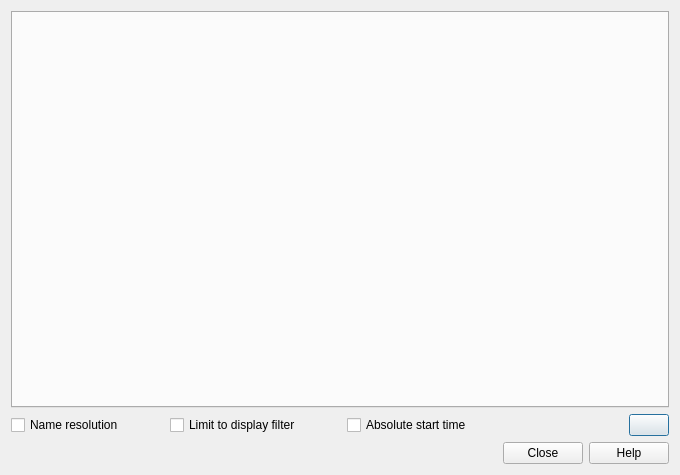
Before: the Qt Designer form include/wireshark/ui/qt/traffic_table_dialog.ui in randolphcyg/gowireshark, drawn with Qt 5.
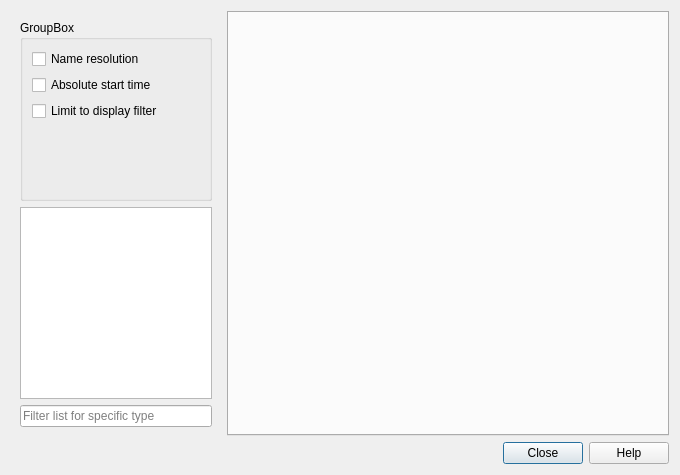
After: the same form once the commit is applied. Custom widgets are drawn as their Qt base class.

What changed in the file:
```diff
--- a/include/wireshark/ui/qt/traffic_table_dialog.ui
+++ b/include/wireshark/ui/qt/traffic_table_dialog.ui
@@ -10,13 +10,25 @@
     <height>475</height>
    </rect>
   </property>
+  <layout class="QVBoxLayout" name="verticalLayout_3">
+   <item>
+    <layout class="QHBoxLayout" name="horizontalLayout">
+     <item>
+      <widget class="QWidget" name="widget" native="true">
+       <property name="maximumSize">
+        <size>
+         <width>210</width>
+         <height>16777215</height>
+        </size>
+       </property>
+       <layout class="QVBoxLayout" name="verticalLayout_2">
+        <item>
+         <widget class="QGroupBox" name="grpSettings">
+          <property name="title">
+           <string>GroupBox</string>
+          </property>
   <layout class="QVBoxLayout" name="verticalLayout">
    <item>
-    <widget class="QTabWidget" name="trafficTableTabWidget"/>
-   </item>
-   <item>
-    <layout class="QHBoxLayout" name="horizontalLayout" stretch="0,0,0,0,0,1,0">
-     <item>
       <widget class="QCheckBox" name="nameResolutionCheckBox">
        <property name="toolTip">
         <string>&lt;html&gt;&lt;head/&gt;&lt;body&gt;&lt;p&gt;Show resolved addresses and port names rather than plain values. The corresponding name resolution preference must be enabled.&lt;/p&gt;&lt;/body&gt;&lt;/html&gt;</string>
@@ -26,42 +38,6 @@
        </property>
       </widget>
      </item>
-     <item>
-      <spacer name="horizontalSpacer_2">
-       <property name="orientation">
-        <enum>Qt::Horizontal</enum>
-       </property>
-       <property name="sizeHint" stdset="0">
-        <size>
-         <width>40</width>
-         <height>20</height>
-        </size>
-       </property>
-      </spacer>
-     </item>
-     <item>
-      <widget class="QCheckBox" name="displayFilterCheckBox">
-       <property name="toolTip">
-        <string>&lt;html&gt;&lt;head/&gt;&lt;body&gt;&lt;p&gt;Only show conversations matching the current display filter&lt;/p&gt;&lt;/body&gt;&lt;/html&gt;</string>
-       </property>
-       <property name="text">
-        <string>Limit to display filter</string>
-       </property>
-      </widget>
-     </item>
-     <item>
-      <spacer name="horizontalSpacer_3">
-       <property name="orientation">
-        <enum>Qt::Horizontal</enum>
-       </property>
-       <property name="sizeHint" stdset="0">
-        <size>
-         <width>40</width>
-         <height>20</height>
-        </size>
-       </property>
-      </spacer>
-     </item>
      <item>
       <widget class="QCheckBox" name="absoluteTimeCheckBox">
        <property name="toolTip">
@@ -73,24 +49,68 @@
       </widget>
      </item>
      <item>
-      <spacer name="horizontalSpacer">
+            <widget class="QCheckBox" name="displayFilterCheckBox">
+             <property name="toolTip">
+              <string>&lt;html&gt;&lt;head/&gt;&lt;body&gt;&lt;p&gt;Only show conversations matching the current display filter&lt;/p&gt;&lt;/body&gt;&lt;/html&gt;</string>
+             </property>
+             <property name="text">
+              <string>Limit to display filter</string>
+             </property>
+            </widget>
+           </item>
+           <item>
+            <spacer name="verticalSpacer">
        <property name="orientation">
-        <enum>Qt::Horizontal</enum>
+              <enum>Qt::Vertical</enum>
        </property>
        <property name="sizeHint" stdset="0">
         <size>
-         <width>40</width>
-         <height>20</height>
+               <width>20</width>
+               <height>40</height>
         </size>
        </property>
       </spacer>
      </item>
      <item>
-      <widget class="QPushButton" name="enabledTypesPushButton">
+            <widget class="QDialogButtonBox" name="btnBoxSettings">
+             <property name="sizePolicy">
+              <sizepolicy hsizetype="Expanding" vsizetype="Expanding">
+               <horstretch>0</horstretch>
+               <verstretch>0</verstretch>
+              </sizepolicy>
+             </property>
+             <property name="orientation">
+              <enum>Qt::Vertical</enum>
+             </property>
+             <property name="standardButtons">
+              <set>QDialogButtonBox::NoButton</set>
+             </property>
+            </widget>
+           </item>
+          </layout>
+         </widget>
+        </item>
+        <item>
+         <widget class="TrafficTypesList" name="trafficList"/>
+        </item>
+        <item>
+         <widget class="QLineEdit" name="trafficListSearch">
        <property name="toolTip">
-        <string>&lt;html&gt;&lt;head/&gt;&lt;body&gt;&lt;p&gt;Add and remove conversation types.&lt;/p&gt;&lt;/body&gt;&lt;/html&gt;</string>
-       </property>
-      </widget>
+           <string>&lt;html&gt;&lt;head/&gt;&lt;body&gt;&lt;p&gt;Only show types matching the filter value&lt;/p&gt;&lt;/body&gt;&lt;/html&gt;</string>
+          </property>
+          <property name="text">
+           <string/>
+          </property>
+          <property name="placeholderText">
+           <string>Filter list for specific type</string>
+          </property>
+         </widget>
+        </item>
+       </layout>
+      </widget>
+     </item>
+     <item>
+      <widget class="TrafficTab" name="trafficTab"/>
      </item>
     </layout>
    </item>
@@ -106,6 +126,19 @@
    </item>
   </layout>
  </widget>
+ <customwidgets>
+  <customwidget>
+   <class>TrafficTab</class>
+   <extends>QTabWidget</extends>
+   <header>ui/qt/widgets/traffic_tab.h</header>
+   <container>1</container>
+  </customwidget>
+  <customwidget>
+   <class>TrafficTypesList</class>
+   <extends>QTreeView</extends>
+   <header>ui/qt/widgets/traffic_types_list.h</header>
+  </customwidget>
+ </customwidgets>
  <resources/>
  <connections>
   <connection>
```
Lines whose indentation alone changed are shown as unchanged.
